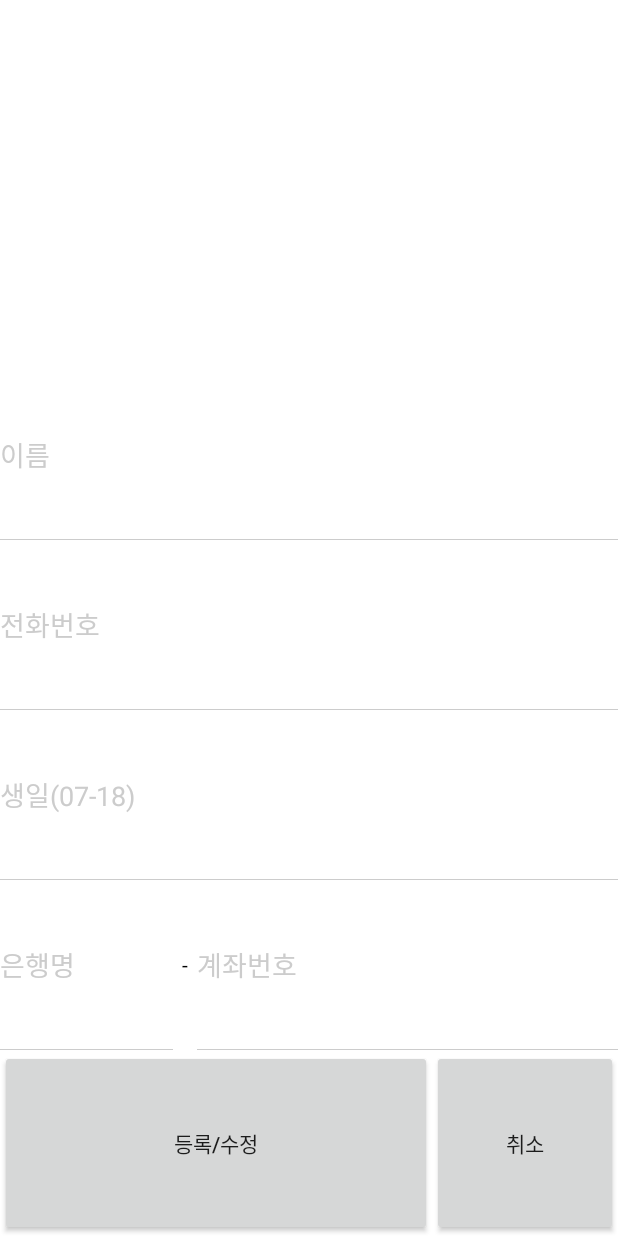
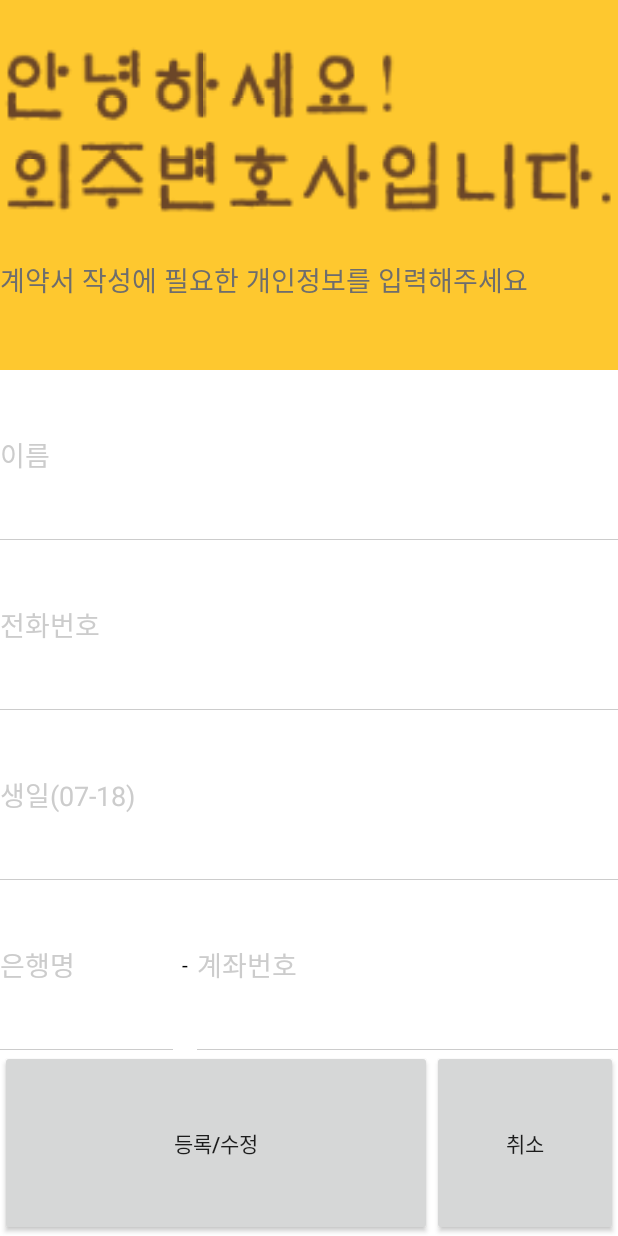
Before and after one commit to DoHyeong/OuiJuLawyerBeta, an Android app: the layout activity_my_info.xml on its own in the app's theme, with its tools: preview values and no code run, on a phone screen of 412 x 824 dp. Run offline under Robolectric (Android 15) with nearby library versions, the light colour scheme and no system bars.

Commit message:
1.0 업로드 파일부----
단순 ui수정하였음(가로모드막기등)

```diff
--- a/app/src/main/res/layout/activity_login.xml
+++ b/app/src/main/res/layout/activity_login.xml
@@ -98,7 +98,8 @@
                             android:layout_height="wrap_content"
                             android:textAppearance="?android:attr/textAppearanceSmall"
                             android:text="(클릭하여 약관보기)"
-                            android:id="@+id/textView3" />
+                            android:id="@+id/textView3"
+                            android:textColor="#000000" />
                     </LinearLayout>
 
                 </LinearLayout>
--- a/app/src/main/res/layout/activity_my_info.xml
+++ b/app/src/main/res/layout/activity_my_info.xml
@@ -7,7 +7,7 @@
     android:paddingLeft="0dp"
     android:paddingTop="0dp"
     android:paddingRight="0dp"
-    tools:context="ouijulawyer.project.soma.ouijulawyer.View.MyInfoActivity"
+    tools:context="ouijulawyer.project.soma.ouijulawyerbeta.View.MyInfoActivity"
     android:background="#ffffff">
 
     <LinearLayout
@@ -24,10 +24,35 @@
             android:layout_height="0dp"
             android:layout_weight="30">
 
-            <ImageView
-                android:layout_width="fill_parent"
-                android:layout_height="fill_parent"
-                android:id="@+id/imageView4" />
+            <LinearLayout
+                android:orientation="vertical"
+                android:layout_width="match_parent"
+                android:layout_height="match_parent"
+                android:background="#fec82f">
+
+                <ImageView
+                    android:layout_width="fill_parent"
+                    android:layout_height="0dp"
+                    android:id="@+id/imageView2"
+                    android:src="@drawable/anyoung"
+                    android:layout_alignParentTop="true"
+                    android:layout_alignParentLeft="true"
+                    android:layout_alignParentStart="true"
+                    android:layout_alignParentRight="true"
+                    android:layout_alignParentEnd="true"
+                    android:layout_weight="70" />
+
+                <TextView
+                    android:layout_width="wrap_content"
+                    android:layout_height="0dp"
+                    android:textAppearance="?android:attr/textAppearanceMedium"
+                    android:text="계약서 작성에 필요한 개인정보를 입력해주세요"
+                    android:id="@+id/textView"
+                    android:layout_weight="30"
+                    android:textColor="#6e6d6d"
+
+                    />
+            </LinearLayout>
         </RelativeLayout>
 
         <RelativeLayout
```
Also changed, not shown: app/src/main/AndroidManifest.xml (+23 -6 lines), app/src/main/java/ouijulawyer/project/soma/ouijulawyerbeta/View/MainActivity.java (line endings or trailing spaces).
